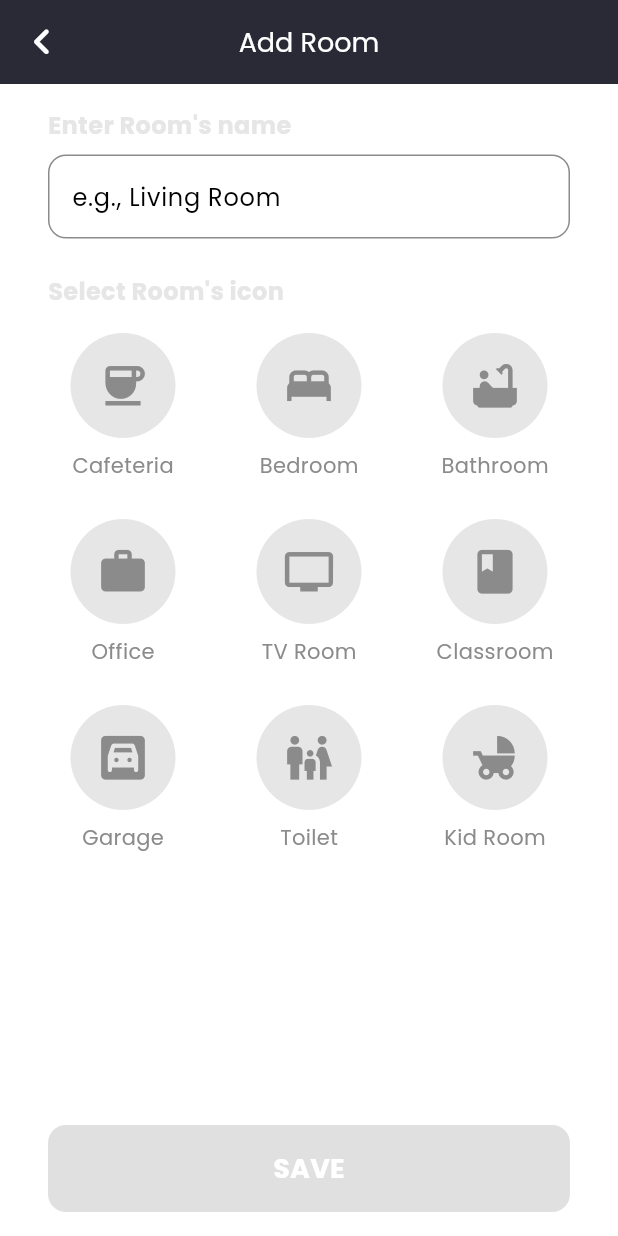
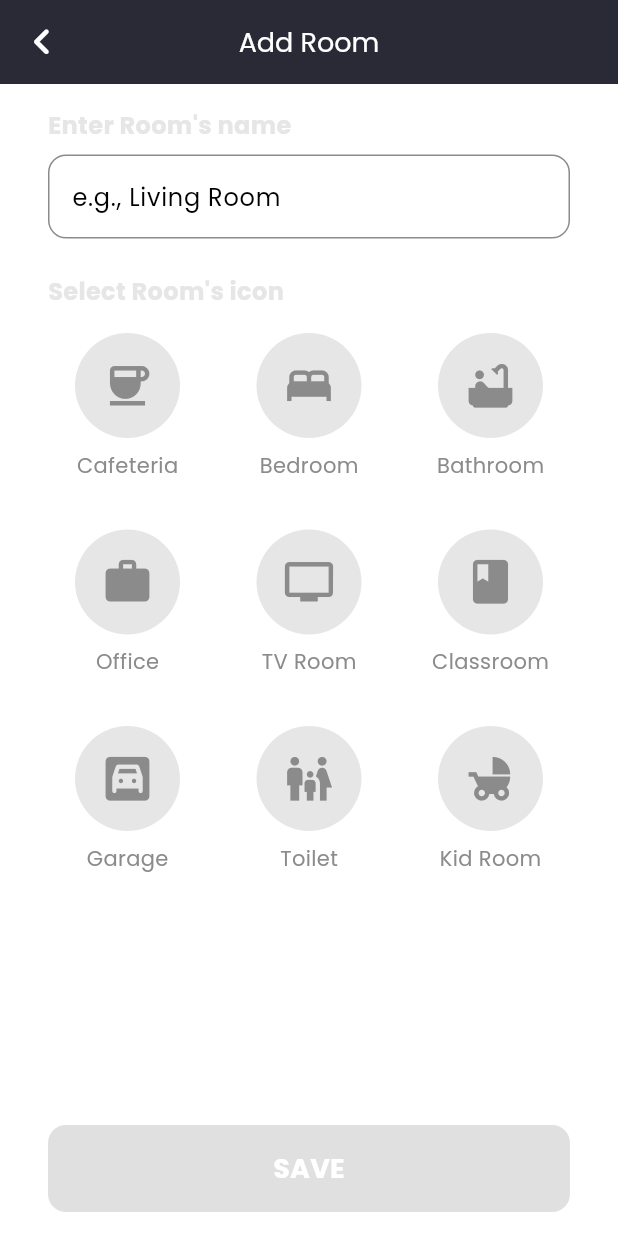
Before and after one commit to KempDewulf/envirosense-app, a Flutter app: the AddRoomScreen screen opened by its route, on a phone screen of 412 x 824 dp. Run offline on Flutter 3.47's test engine with Material 3 defaults, Android fonts, the phone set to English and light mode, and no system bars; our stand-ins replace camera, dotted_border, firebase_auth, firebase_core, fl_chart, google_fonts and 3 more; accounts and stored records are empty.

Commit message:
fix: update local.properties for user directory and adjust spacing in Add Room screen grid

```diff
--- a/lib/views/add_room_screen.dart
+++ b/lib/views/add_room_screen.dart
@@ -123,8 +123,8 @@ class _AddRoomScreenState extends State<AddRoomScreen> {
                 itemCount: _roomTypes.length,
                 gridDelegate: const SliverGridDelegateWithFixedCrossAxisCount(
                   crossAxisCount: 3,
-                  mainAxisSpacing: 24,
-                  crossAxisSpacing: 24,
+                  mainAxisSpacing: 25,
+                  crossAxisSpacing: 15,
                 ),
                 itemBuilder: (context, index) {
                   String roomName = _roomTypes[index]['name'];
```
Also changed, not shown: 1 other file.
